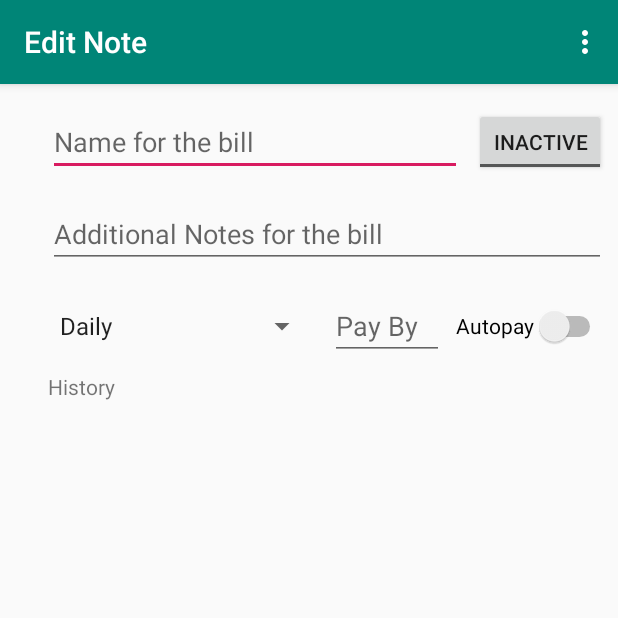
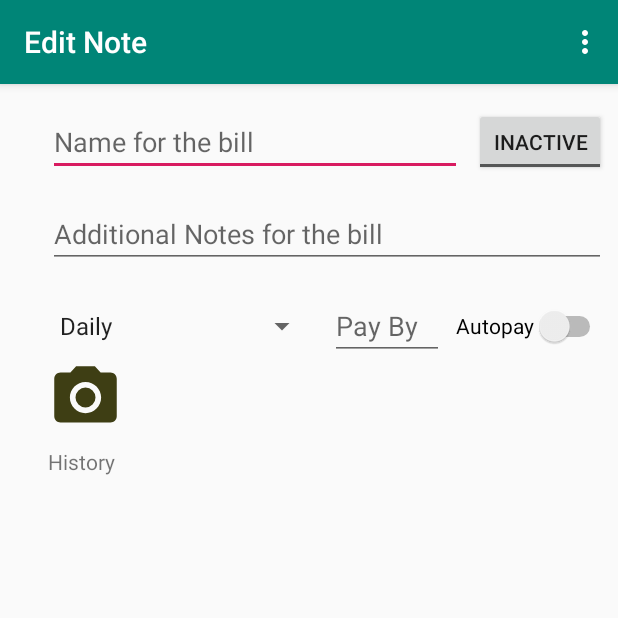
Before and after one commit to msnirmal1487/RemindMe, an Android app: the BillActivity screen opened directly, with no data from a screen before it, on a phone screen of 412 x 824 dp, the top half of it. Run offline under Robolectric (Android 15) with nearby library versions, the phone set to English and light mode, and no system bars.

Commit message:
Capturing image and showing in thumbnail

```diff
--- a/app/src/main/java/com/mytests/mobile/remindme/BillActivity.java
+++ b/app/src/main/java/com/mytests/mobile/remindme/BillActivity.java
@@ -1,21 +1,27 @@
 package com.mytests.mobile.remindme;
 
 import android.content.Intent;
+import android.graphics.Bitmap;
 import android.os.Bundle;
 
 import com.mytests.mobile.remindme.model.BillInfo;
 import com.mytests.mobile.remindme.utilities.PaymentFrequency;
 
+import androidx.annotation.Nullable;
 import androidx.appcompat.app.AppCompatActivity;
 import androidx.appcompat.widget.Toolbar;
 
+import android.provider.MediaStore;
 import android.view.Menu;
 import android.view.MenuItem;
+import android.view.View;
 import android.widget.ArrayAdapter;
 import android.widget.EditText;
+import android.widget.ImageView;
 import android.widget.Spinner;
 import android.widget.Switch;
 import android.widget.TextView;
+import android.widget.Toast;
 import android.widget.ToggleButton;
 
 import java.util.List;
@@ -23,7 +29,7 @@ import java.util.List;
 import static com.mytests.mobile.remindme.BillListActivity.NOTE_INFO;
 import static com.mytests.mobile.remindme.BillListActivity.NOTE_INFO_INDEX;
 
-public class BillActivity extends AppCompatActivity {
+public class BillActivity extends AppCompatActivity implements View.OnClickListener {
 
     public static final int POSITION_NOT_SET = -1;
     private EditText edittextBillName ;
@@ -37,6 +43,9 @@ public class BillActivity extends AppCompatActivity {
     List<PaymentFrequency> paymentFrequency ;
     private BillInfo billInfo;
     private boolean createNewBill = true;
+    private ImageView imageCamera;
+    public static final int CAPTURE_IMAGE_ACTIVITY_RESULT = 1;
+    private ImageView imageThumbnail;
 
     @Override
     protected void onCreate(Bundle savedInstanceState) {
@@ -52,8 +61,13 @@ public class BillActivity extends AppCompatActivity {
         spinnerFrequency = (Spinner) findViewById(R.id.spinner_frequency) ;
         edittextTentativeDate = (EditText) findViewById(R.id.edittext_tentative_date) ;
         textviewHistory = (TextView) findViewById(R.id.textView_history) ;
+        imageCamera = (ImageView) findViewById(R.id.image_camera);
+        imageThumbnail = (ImageView) findViewById(R.id.image_thumbnail);
 
         paymentFrequency = PaymentFrequency.getPaymentFrequencies() ;
+
+
+        imageCamera.setOnClickListener(this);
 
         ArrayAdapter<PaymentFrequency> adapterPaymentFrequency = new ArrayAdapter<PaymentFrequency>(this, android.R.layout.simple_spinner_item, paymentFrequency);
         adapterPaymentFrequency.setDropDownViewResource(android.R.layout.simple_spinner_dropdown_item);
@@ -82,6 +96,29 @@ public class BillActivity extends AppCompatActivity {
         createNewBill = true ;
     }
 
+    @Override
+    public boolean onCreateOptionsMenu(Menu menu) {
+        // Inflate the menu; this adds items to the action bar if it is present.
+        getMenuInflater().inflate(R.menu.menu_main, menu);
+        return true;
+    }
+
+    @Override
+    public boolean onOptionsItemSelected(MenuItem item) {
+        // Handle action bar item clicks here. The action bar will
+        // automatically handle clicks on the Home/Up button, so long
+        // as you specify a parent activity in AndroidManifest.xml.
+        int id = item.getItemId();
+
+        //noinspection SimplifiableIfStatement
+        if (id == R.id.action_send_mail) {
+            sendMail();
+            return true;
+        }
+
+        return super.onOptionsItemSelected(item);
+    }
+
     private void populateBillDetails(final BillInfo billInfo) {
 
         edittextBillName.setText(billInfo.getBillName());
@@ -108,25 +145,44 @@ public class BillActivity extends AppCompatActivity {
 
     }
 
-    @Override
-    public boolean onCreateOptionsMenu(Menu menu) {
-        // Inflate the menu; this adds items to the action bar if it is present.
-        getMenuInflater().inflate(R.menu.menu_main, menu);
-        return true;
+    private void sendMail() {
+        String billName = edittextBillName.getText().toString();
+        String billNotes = editTextNote.getText().toString();
+        String tentaiveDate = edittextTentativeDate.getText().toString();
+
+        String subject = billName ;
+        String text = "Reminder for \"" + billName + "\", \"" + billNotes + "\", due by " + tentaiveDate;
+
+        Intent intent = new Intent(Intent.ACTION_SEND);
+        intent.setType("message/rfc2822");
+        intent.putExtra(Intent.EXTRA_SUBJECT, subject);
+        intent.putExtra(Intent.EXTRA_TEXT, text);
+        startActivity(intent);
+
     }
 
     @Override
-    public boolean onOptionsItemSelected(MenuItem item) {
-        // Handle action bar item clicks here. The action bar will
-        // automatically handle clicks on the Home/Up button, so long
-        // as you specify a parent activity in AndroidManifest.xml.
-        int id = item.getItemId();
+    public void onClick(View view) {
+        if(view == imageCamera){
+            captureImage();
+        }
+    }
 
-        //noinspection SimplifiableIfStatement
-        if (id == R.id.action_send_mail) {
-            return true;
+    private void captureImage() {
+        Intent intent = new Intent(MediaStore.ACTION_IMAGE_CAPTURE);
+        intent.putExtra(MediaStore.EXTRA_OUTPUT, "remindMe_bill_name");
+        startActivityForResult(intent, CAPTURE_IMAGE_ACTIVITY_RESULT);
+    }
+
+    @Override
+    protected void onActivityResult(int requestCode, int resultCode, @Nullable Intent result) {
+
+        if(requestCode == CAPTURE_IMAGE_ACTIVITY_RESULT && resultCode == RESULT_OK && result != null){
+            Bitmap thumbNail = result.getParcelableExtra("data");
+            if(thumbNail != null){
+                imageThumbnail.setVisibility(View.VISIBLE);
+                imageThumbnail.setImageBitmap(thumbNail);
+            }
         }
-
-        return super.onOptionsItemSelected(item);
     }
 }
--- /dev/null
+++ b/app/src/main/res/drawable-anydpi/ic_camera.xml
@@ -0,0 +1,13 @@
+<vector xmlns:android="http://schemas.android.com/apk/res/android"
+    android:width="24dp"
+    android:height="24dp"
+    android:viewportWidth="24"
+    android:viewportHeight="24"
+    android:tint="#3E3E14">
+    <path
+        android:fillColor="#FF000000"
+        android:pathData="M12,12m-3.2,0a3.2,3.2 0,1 1,6.4 0a3.2,3.2 0,1 1,-6.4 0"/>
+    <path
+        android:fillColor="#FF000000"
+        android:pathData="M9,2L7.17,4L4,4c-1.1,0 -2,0.9 -2,2v12c0,1.1 0.9,2 2,2h16c1.1,0 2,-0.9 2,-2L22,6c0,-1.1 -0.9,-2 -2,-2h-3.17L15,2L9,2zM12,17c-2.76,0 -5,-2.24 -5,-5s2.24,-5 5,-5 5,2.24 5,5 -2.24,5 -5,5z"/>
+</vector>
--- a/app/src/main/res/layout/content_bill.xml
+++ b/app/src/main/res/layout/content_bill.xml
@@ -75,8 +75,8 @@
         android:layout_height="wrap_content"
         android:layout_marginTop="8dp"
         android:text="History"
-        app:layout_constraintStart_toStartOf="@+id/spinner_frequency"
-        app:layout_constraintTop_toBottomOf="@+id/spinner_frequency" />
+        app:layout_constraintStart_toStartOf="@+id/image_camera"
+        app:layout_constraintTop_toBottomOf="@+id/image_camera" />
 
     <ToggleButton
         android:id="@+id/toggle_active"
@@ -89,4 +89,20 @@
         app:layout_constraintEnd_toEndOf="parent"
         app:layout_constraintTop_toTopOf="@+id/edittext_bill_name" />
 
+    <ImageView
+        android:id="@+id/image_camera"
+        android:layout_width="50dp"
+        android:layout_height="50dp"
+        app:layout_constraintStart_toStartOf="@+id/spinner_frequency"
+        app:layout_constraintTop_toBottomOf="@+id/spinner_frequency"
+        android:src="@drawable/ic_camera" />
+
+    <ImageView
+        android:id="@+id/image_thumbnail"
+        android:layout_width="50dp"
+        android:layout_height="50dp"
+        app:layout_constraintStart_toEndOf="@+id/image_camera"
+        app:layout_constraintTop_toBottomOf="@+id/spinner_frequency"
+        android:visibility="gone"/>
+
 </androidx.constraintlayout.widget.ConstraintLayout>
--- a/app/src/main/res/menu/menu_main.xml
+++ b/app/src/main/res/menu/menu_main.xml
@@ -5,6 +5,6 @@
     <item
         android:id="@+id/action_send_mail"
         android:orderInCategory="100"
-        android:title="@string/action_settings"
+        android:title="@string/action_send_mail"
         app:showAsAction="never" />
 </menu>
--- a/app/src/main/res/values/strings.xml
+++ b/app/src/main/res/values/strings.xml
@@ -1,6 +1,6 @@
 <resources>
     <string name="app_name">Remind Me</string>
-    <string name="action_settings">Send as email</string>
+    <string name="action_send_mail">Send as email</string>
     <string name="title_activity_bill_list">BillListActivity</string>
     <string name="title_activity_bill">Edit Note</string>
 </resources>
```
Also changed, not shown: app/src/main/res/drawable-hdpi/ic_camera.png (added), app/src/main/res/drawable-mdpi/ic_camera.png (added), app/src/main/res/drawable-xhdpi/ic_camera.png (added), app/src/main/res/drawable-xxhdpi/ic_camera.png (added).
